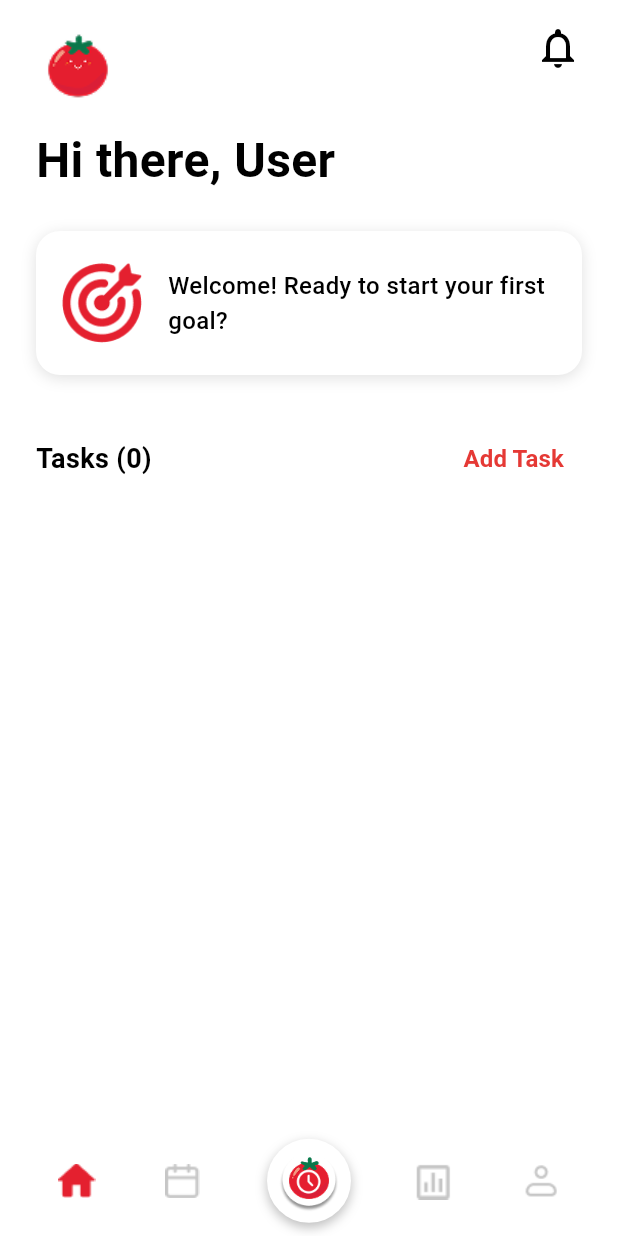
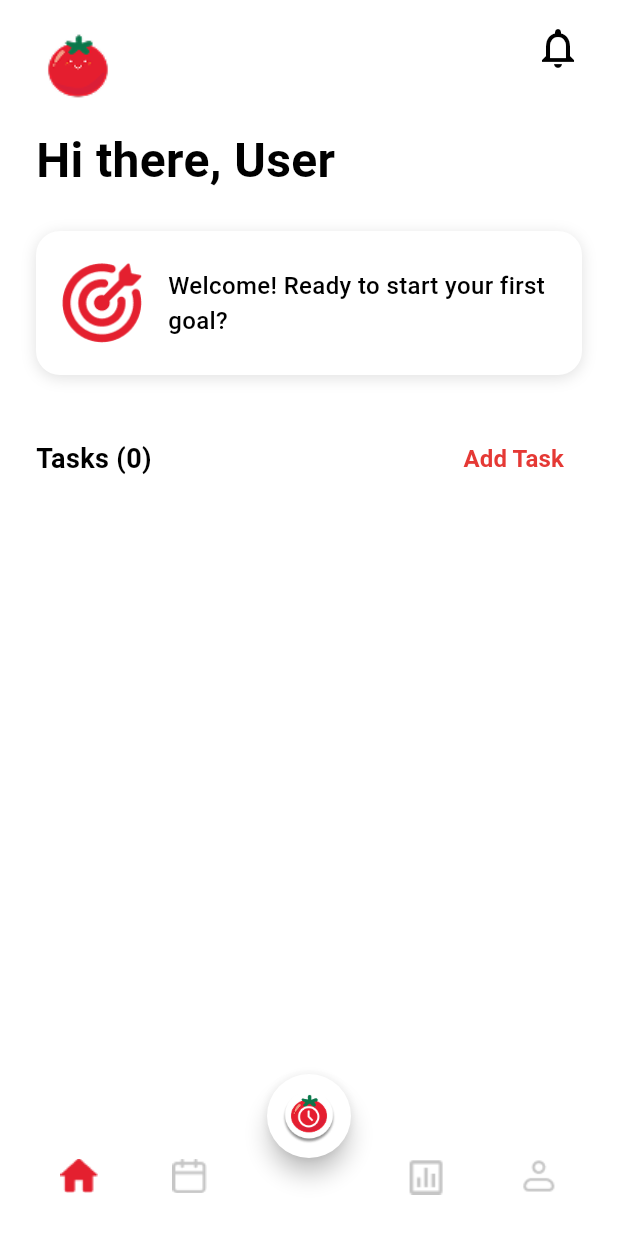
Before and after one commit to X1olongbao/Cherry-Tomato, a Flutter app: the Homepage screen opened directly, on a phone screen of 412 x 824 dp. Run offline on Flutter 3.47's test engine with Material 3 defaults, Android fonts, the phone set to English and light mode, and no system bars.

Commit message:
Add Homepage.dart

```diff
--- a/lib/Homepage.dart
+++ b/lib/Homepage.dart
@@ -110,47 +110,43 @@ class Homepage extends StatelessWidget {
           ),
         ),
       ),
-
-      // Bottom Navigation with custom assets
-      bottomNavigationBar: Container(
-        decoration: BoxDecoration(
-          image: DecorationImage(
-            image: AssetImage("assets/Homepage/Rectangle.png"),
-            fit: BoxFit.cover,
+      // Bottom Navigation Bar
+      bottomNavigationBar: BottomAppBar(
+        color: Colors.white,
+        shape: const CircularNotchedRectangle(),
+        notchMargin: 8.0,
+        child: SizedBox(
+          height: 70,
+          child: Row(
+            mainAxisAlignment: MainAxisAlignment.spaceAround,
+            children: [
+              Image.asset("assets/Homepage/Home icon.png", width: 28),
+              Image.asset("assets/Homepage/calendar icon.png", width: 28),
+              const SizedBox(width: 40), // space for center button
+              Image.asset("assets/Homepage/stats icon.png", width: 28),
+              Image.asset("assets/Homepage/profile icon.png", width: 28),
+            ],
           ),
         ),
-        padding: const EdgeInsets.symmetric(vertical: 8, horizontal: 16),
-        child: Row(
-          mainAxisAlignment: MainAxisAlignment.spaceAround,
-          children: [
-            Image.asset("assets/Homepage/Home icon.png", width: 28),
-            Image.asset("assets/Homepage/calendar icon.png", width: 28),
+      ),
 
-            // Center floating tomato icon
-            Container(
-              decoration: const BoxDecoration(
-                shape: BoxShape.circle,
-                color: Colors.white,
-                boxShadow: [
-                  BoxShadow(
-                    color: Colors.black26,
-                    blurRadius: 6,
-                    offset: Offset(0, 3),
-                  ),
-                ],
-              ),
-              padding: const EdgeInsets.all(8),
-              child: Image.asset(
-                "assets/Homepage/pomodoro timer icon.png",
-                width: 40,
-              ),
-            ),
-
-            Image.asset("assets/Homepage/stats icon.png", width: 28),
-            Image.asset("assets/Homepage/profile icon.png", width: 28),
-          ],
+      // Floating Pomodoro Button
+      floatingActionButton: FloatingActionButton(
+        backgroundColor: Colors.white,
+        elevation: 6,
+        shape: const CircleBorder(),
+        onPressed: () {
+          // TODO: start pomodoro
+        },
+        child: Padding(
+          padding: const EdgeInsets.all(4),
+          child: Image.asset(
+            "assets/Homepage/pomodoro timer icon.png",
+            width: 36,
+          ),
         ),
       ),
+      floatingActionButtonLocation: FloatingActionButtonLocation.centerDocked,
     );
   }
 }
```
